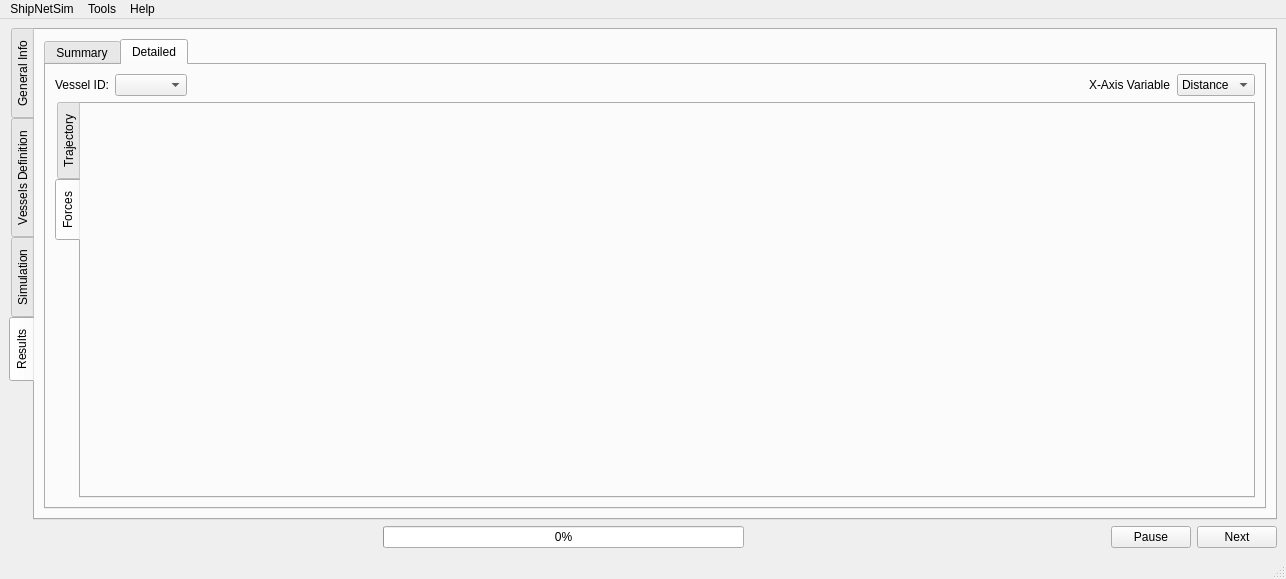
Qt form src/ShipNetSimGUI/gui/windowMangement/shipnetsim.ui (VTTI-CSM/ShipNetSim) before a commit.
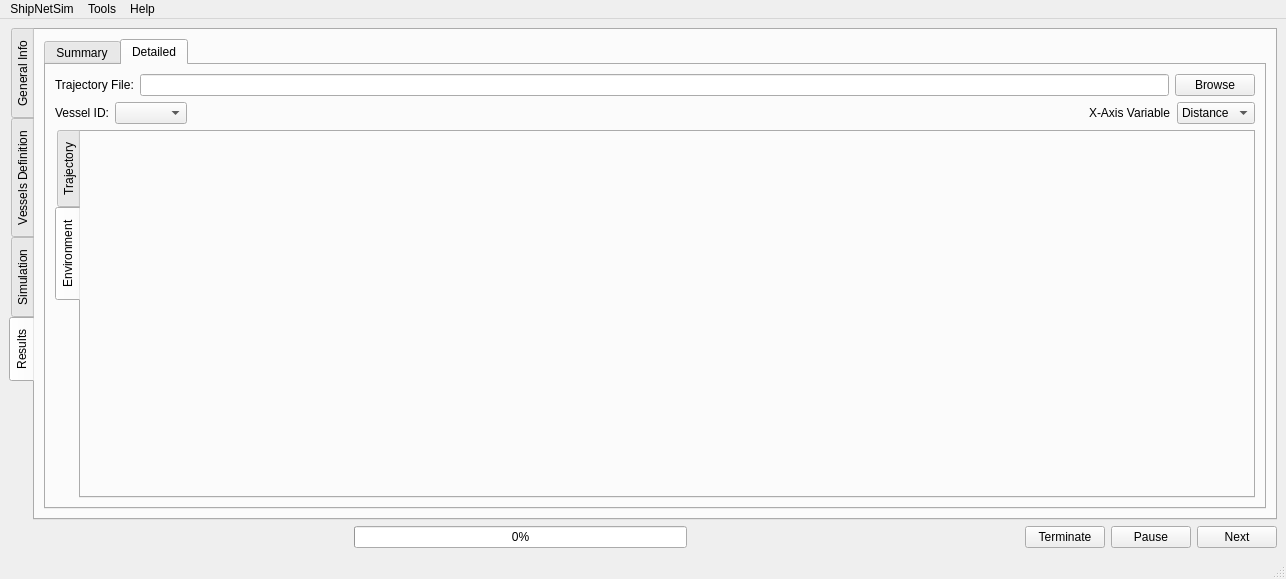
The same form after that commit. The open tabs and pages were chosen to show the change. Icons and pictures are not drawn. Custom widgets are drawn as their Qt base class.

What changed in the file:
```diff
--- a/src/ShipNetSimGUI/gui/windowMangement/shipnetsim.ui
+++ b/src/ShipNetSimGUI/gui/windowMangement/shipnetsim.ui
@@ -1114,37 +1114,6 @@
              <layout class="QGridLayout" name="gridLayout_22">
               <item row="0" column="0">
                <layout class="QVBoxLayout" name="verticalLayout_11">
-                <item>
-                 <layout class="QHBoxLayout" name="horizontalLayout_2">
-                  <item>
-                   <widget class="QLabel" name="label_19">
-                    <property name="text">
-                     <string>This file is not saved automatically! To save it, pop it out and click save as pdf!</string>
-                    </property>
-                   </widget>
-                  </item>
-                  <item>
-                   <spacer name="horizontalSpacer_14">
-                    <property name="orientation">
-                     <enum>Qt::Horizontal</enum>
-                    </property>
-                    <property name="sizeHint" stdset="0">
-                     <size>
-                      <width>40</width>
-                      <height>20</height>
-                     </size>
-                    </property>
-                   </spacer>
-                  </item>
-                  <item>
-                   <widget class="QPushButton" name="pushButton_popoutPreview">
-                    <property name="text">
-                     <string>Pop out</string>
-                    </property>
-                   </widget>
-                  </item>
-                 </layout>
-                </item>
                 <item>
                  <layout class="QVBoxLayout" name="verticalLayout_12">
                   <item>
@@ -1161,7 +1130,7 @@
               <string>Detailed</string>
              </attribute>
              <layout class="QGridLayout" name="gridLayout_19">
-              <item row="1" column="0">
+              <item row="2" column="0">
                <widget class="QTabWidget" name="tabWidget">
                 <property name="tabPosition">
                  <enum>QTabWidget::West</enum>
@@ -1194,13 +1163,13 @@
                 </widget>
                 <widget class="QWidget" name="tab_12">
                  <attribute name="title">
-                  <string>Forces</string>
+                  <string>Environment</string>
                  </attribute>
                  <layout class="QGridLayout" name="gridLayout_23">
                   <item row="0" column="0">
                    <layout class="QVBoxLayout" name="verticalLayout_10">
                     <item>
-                     <widget class="QWidget" name="plot_forces_grades" native="true"/>
+                     <widget class="CustomPlot" name="plot_forces_waveHeight" native="true"/>
                     </item>
                     <item>
                      <widget class="QWidget" name="plot_forces_tractiveForces" native="true"/>
@@ -1217,7 +1186,7 @@
                 </widget>
                </widget>
               </item>
-              <item row="0" column="0">
+              <item row="1" column="0">
                <layout class="QHBoxLayout" name="horizontalLayout_22">
                 <item>
                  <widget class="QLabel" name="label_23">
@@ -1265,6 +1234,27 @@
                 </item>
                </layout>
               </item>
+              <item row="0" column="0">
+               <layout class="QHBoxLayout" name="horizontalLayout_2">
+                <item>
+                 <widget class="QLabel" name="label">
+                  <property name="text">
+                   <string>Trajectory File:</string>
+                  </property>
+                 </widget>
+                </item>
+                <item>
+                 <widget class="QLineEdit" name="lineEdit_trajectoryViewBrowse"/>
+                </item>
+                <item>
+                 <widget class="QPushButton" name="pushButton_trajectoryViewBrowse">
+                  <property name="text">
+                   <string>Browse</string>
+                  </property>
+                 </widget>
+                </item>
+               </layout>
+              </item>
              </layout>
             </widget>
            </widget>
@@ -1332,6 +1322,13 @@
         </property>
        </spacer>
       </item>
+      <item>
+       <widget class="QPushButton" name="pushButton_terminate">
+        <property name="text">
+         <string>Terminate</string>
+        </property>
+       </widget>
+      </item>
       <item>
        <widget class="ToggleButton" name="pushButton_pauseResume">
         <property name="toolTip">
@@ -1470,6 +1467,18 @@
    <extends>QPushButton</extends>
    <header>gui/components/togglebutton.h</header>
   </customwidget>
+  <customwidget>
+   <class>ReportWidget</class>
+   <extends>QWidget</extends>
+   <header>gui/components/reportwidget.h</header>
+   <container>1</container>
+  </customwidget>
+  <customwidget>
+   <class>CustomPlot</class>
+   <extends>QWidget</extends>
+   <header>gui/components/customplot.h</header>
+   <container>1</container>
+  </customwidget>
  </customwidgets>
  <resources>
   <include location="../media/src.qrc"/>
```
Left out of the diff: 153 changed lines with no effect on the pictures.
